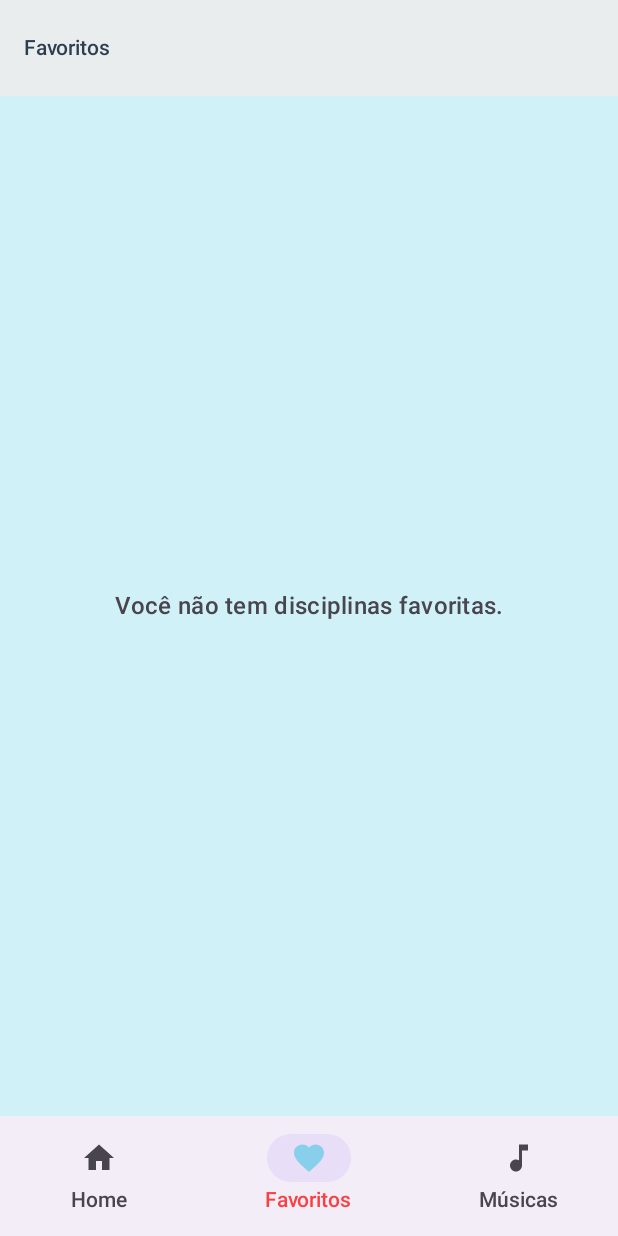
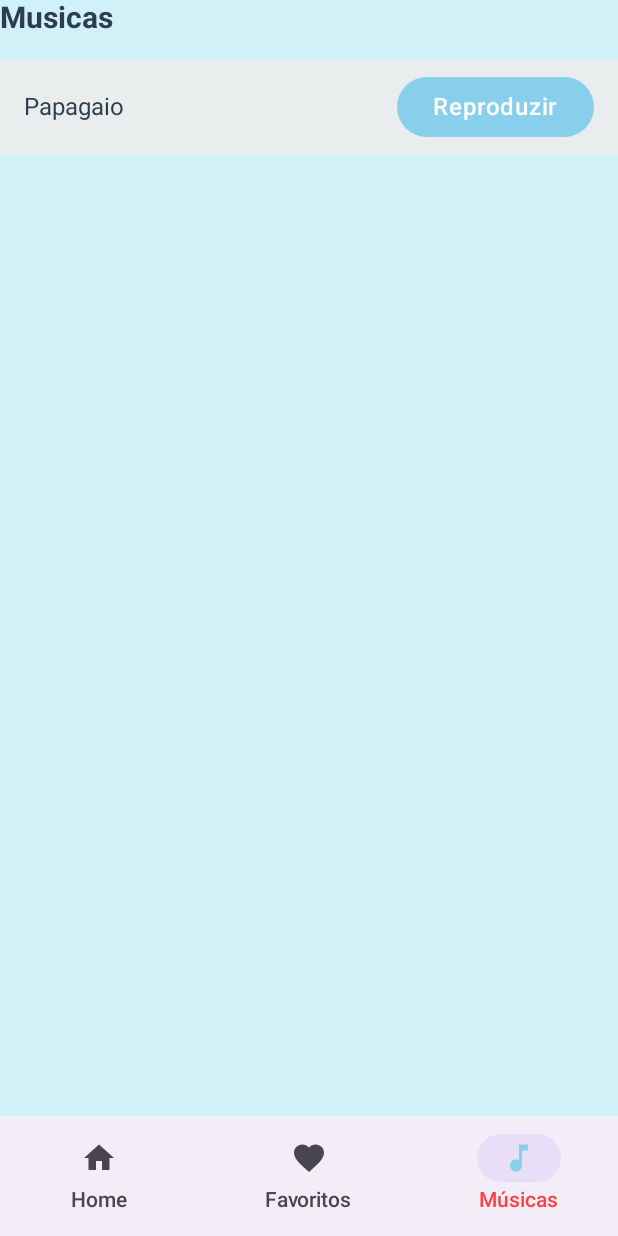
Before and after one commit to Mariana-Pereiraa/Aprova-Ai, an Android app built with Jetpack Compose: the screen it shows after launch (MainActivity), item 3 of the bottom bar chosen, on a phone screen of 412 x 824 dp. Run offline under Robolectric (Android 15) with nearby library versions, the phone set to English and light mode, and no system bars.

Commit message:
colocando multimidia

```diff
--- a/AprovaAi/app/src/main/java/com/example/aprovaai/models/Disciplina.kt
+++ b/AprovaAi/app/src/main/java/com/example/aprovaai/models/Disciplina.kt
@@ -479,7 +479,7 @@ data class Disciplina(
         Disciplina(
             id = 3,
             name = "Química",
-            imageDisc = R.drawable.portugues,
+            imageDisc = R.drawable.quimica,
             conteudos = listOf(EstudosConteudos(
             id = 51,
             name = "Neutralidade",
@@ -728,7 +728,7 @@ data class Disciplina(
         Disciplina(
             id = 4,
             name = "Física",
-            imageDisc = R.drawable.portugues,
+            imageDisc = R.drawable.fisica,
             conteudos = listOf(EstudosConteudos(
                 id = 78,
                 name = "Análise dimensional",
@@ -870,7 +870,7 @@ data class Disciplina(
             Disciplina(
                 id = 5,
                 name = "Biologia",
-                imageDisc = R.drawable.portugues,
+                imageDisc = R.drawable.biologia,
                 conteudos = listOf(EstudosConteudos(
                     id = 93,
                     name = "Ciclos biogeoquímicos",
@@ -1146,7 +1146,7 @@ data class Disciplina(
             Disciplina(
                 id = 6,
                 name = "Geografia",
-                imageDisc = R.drawable.portugues,
+                imageDisc = R.drawable.geografia,
                 conteudos = listOf(EstudosConteudos(
                     id = 121,
                     name = "Agricultura Brasileira",
@@ -1386,7 +1386,7 @@ data class Disciplina(
             Disciplina(
                 id = 7,
                 name = "História",
-                imageDisc = R.drawable.portugues,
+                imageDisc = R.drawable.historia,
                 conteudos = listOf(EstudosConteudos(
                     id = 147,
                     name = "História do Brasil",
@@ -1590,7 +1590,7 @@ data class Disciplina(
             Disciplina(
                 id = 8,
                 name = "Sociologia",
-                imageDisc = R.drawable.portugues,
+                imageDisc = R.drawable.sociologia,
                 conteudos = listOf(EstudosConteudos(
                     id = 168,
                     name = "Globalização",
@@ -1866,7 +1866,7 @@ data class Disciplina(
             Disciplina(
             id = 9,
             name = "Filosofia",
-            imageDisc = R.drawable.portugues,
+            imageDisc = R.drawable.filosofia,
             conteudos = listOf(EstudosConteudos(
                 id = 197,
                 name = "Pré-Socráticos",
@@ -2151,7 +2151,7 @@ data class Disciplina(
             Disciplina(
                 id = 10,
                 name = "Artes",
-                imageDisc = R.drawable.portugues,
+                imageDisc = R.drawable.artes,
                 conteudos = listOf(EstudosConteudos(
                     id = 228,
                     name = "Arte Contemporânea",
@@ -2247,7 +2247,7 @@ data class Disciplina(
             Disciplina(
                 id = 11,
                 name = "Inglês",
-                imageDisc = R.drawable.portugues,
+                imageDisc = R.drawable.ingles,
                 conteudos = listOf(EstudosConteudos(
                     id = 238,
                     name = "Interpretação de Texto",
@@ -2289,7 +2289,7 @@ data class Disciplina(
             Disciplina(
                 id = 12,
                 name = "Espanhol",
-                imageDisc = R.drawable.portugues,
+                imageDisc = R.drawable.espanhol,
                 conteudos = listOf(
                     EstudosConteudos(
                         id = 242,
@@ -2333,7 +2333,7 @@ data class Disciplina(
             Disciplina(
                 id = 13,
                 name = "Ed. Física",
-                imageDisc = R.drawable.portugues,
+                imageDisc = R.drawable.educacaofisica,
                 conteudos = listOf(EstudosConteudos(
                     id = 246,
                     name = "Práticas corporais e autonomia",
--- a/AprovaAi/app/src/main/java/com/example/aprovaai/navigation/NavGraph.kt
+++ b/AprovaAi/app/src/main/java/com/example/aprovaai/navigation/NavGraph.kt
@@ -118,6 +118,11 @@ fun NavGraph(
                     )
                 }
             }
+
+            composable(BottomBarScreen.Musicas.route) {
+                MusicasScreen(context = LocalContext.current)
+            }
+
         }
     }
 }
--- a/AprovaAi/app/src/main/java/com/example/aprovaai/ui/screens/HomeScreen.kt
+++ b/AprovaAi/app/src/main/java/com/example/aprovaai/ui/screens/HomeScreen.kt
@@ -53,14 +53,13 @@ fun HomeScreen(
         disciplinasList.filter { it.name.contains(searchQuery, ignoreCase = true) }
     }
 
-    val recentsSearches = viewModel.recentsSearches
+    val recentsSearches = remember { mutableStateListOf<Disciplina>() }
 
     Scaffold (
         topBar = {
             TopAppBarWithMenu(
                 onSettingsClick = onSettingsClick,
-                onHelpClick = onHelpClick,
-                onLogout = { }
+                onHelpClick = onHelpClick
             )
         }
     ){innerPadding ->
--- a/AprovaAi/app/src/main/java/com/example/aprovaai/ui/screens/MusicasScreen.kt
+++ b/AprovaAi/app/src/main/java/com/example/aprovaai/ui/screens/MusicasScreen.kt
@@ -1,9 +1,78 @@
 package com.example.aprovaai.ui.screens
 
+import android.content.Context
+import android.media.MediaPlayer
+import androidx.compose.foundation.layout.Column
+import androidx.compose.foundation.layout.Spacer
+import androidx.compose.foundation.layout.fillMaxSize
+import androidx.compose.foundation.layout.height
+import androidx.compose.foundation.layout.padding
+import androidx.compose.foundation.lazy.LazyColumn
+import androidx.compose.foundation.lazy.items
+import androidx.compose.material3.Button
+import androidx.compose.material3.ListItem
+import androidx.compose.material3.MaterialTheme
+import androidx.compose.material3.Text
 import androidx.compose.runtime.Composable
 import androidx.compose.ui.Modifier
+import androidx.compose.ui.platform.LocalContext
+import androidx.compose.ui.tooling.preview.Preview
+import androidx.compose.ui.unit.dp
+import com.example.aprovaai.R
+
+
+data class Musica(
+    val id: Int,
+    val nome: String,
+    val soundRes: Int
+)
 
 @Composable
-fun MusicasScreen(modifier: Modifier = Modifier) {
+fun MusicasScreen(context: Context) {
+    val musicas = listOf(
+        Musica(1, "Papagaio", R.raw.papagaio_falando)
+    )
 
+    Column (
+        modifier = Modifier.fillMaxSize()
+    ){
+        Text(
+            text = "Musicas",
+            style = MaterialTheme.typography.headlineMedium,
+            modifier = Modifier.padding(bottom = 16.dp)
+        )
+
+        LazyColumn {
+            items(musicas.size){index ->
+                val musica = musicas[index]
+                ListItem(
+                    headlineContent = { Text(text = musica.nome) },
+                    trailingContent = {
+                        Button(onClick = {playSound(context, musica.soundRes)}) {
+                            Text("Reproduzir")
+                        }
+                    }
+                )
+            }
+        }
+    }
 }
+
+fun playSound(context: Context, soundRes: Int) {
+    try {
+        val mediaPlayer = MediaPlayer.create(context, soundRes)
+        mediaPlayer.start()
+        mediaPlayer.setOnCompletionListener {
+            it.release()
+        }
+    } catch (e: Exception) {
+        println("Erro ao inicializar o MediaPlayer: ${e.message}")
+    }
+}
+
+@Preview
+@Composable
+fun MusicasScreenPreview() {
+    // Simulando a navegação para o preview
+    MusicasScreen(context = LocalContext.current)
+}
```
Also changed, not shown: AprovaAi/app/src/main/java/com/example/aprovaai/ui/components/TopAppBarWithMenu.kt (+13 -3 lines), 1 other file.
